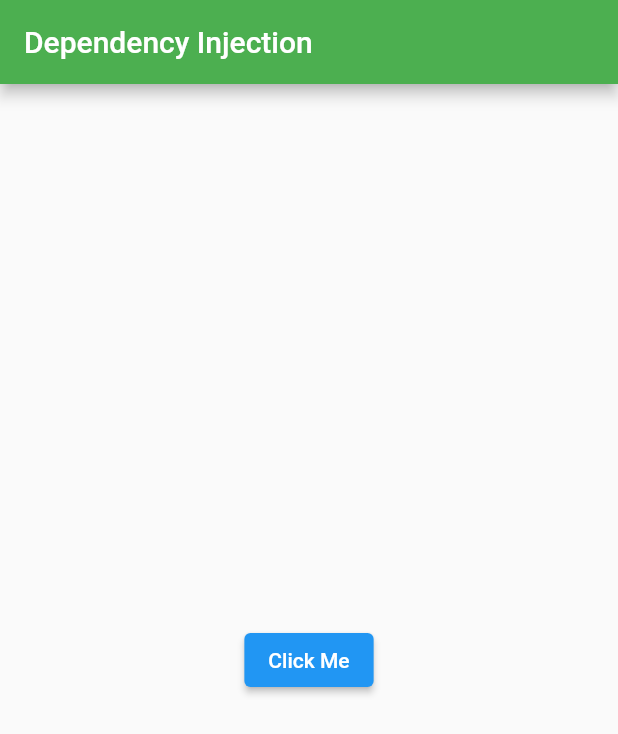
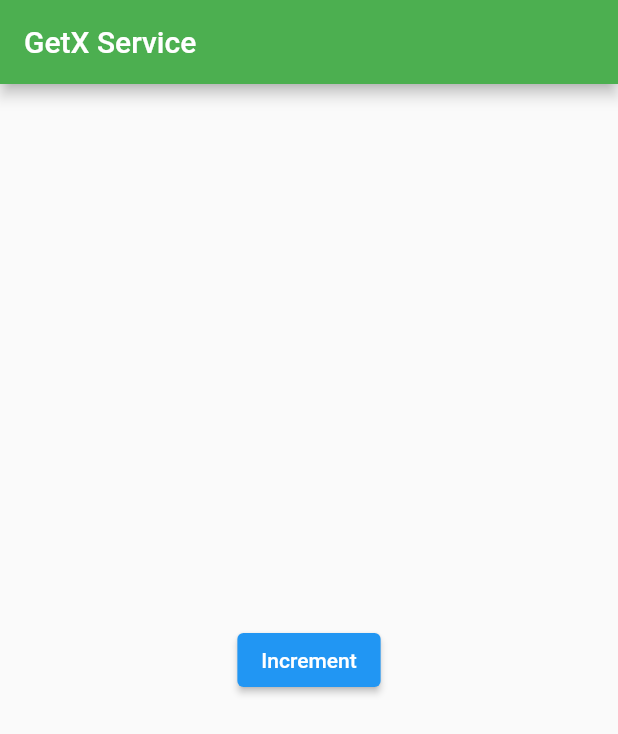
Before and after one commit to vigneshram2011/sheru, a Flutter app: the screen it shows after launch, on a phone screen of 412 x 824 dp. Shown: the top 734 px of the screen. Run offline on Flutter 3.47's test engine with Material 2 defaults, Android fonts, the phone set to English and light mode, and no system bars; our stand-ins replace get, shared_preferences.

Commit message:
after seventeenth video - working on console

```diff
--- a/lib/main.dart
+++ b/lib/main.dart
@@ -7,20 +7,28 @@
 import 'student.dart';
 import 'my_controller.dart';
 import 'messages.dart';
+import 'service.dart';
 
-void main() => runApp(MyApp());
+Future<void> main() async {
+  await initServices();
+  runApp(MyApp());
+}
 
-// ignore: must_be_immutable
+Future<void> initServices() async {
+  print('Starting Devices...');
+  await Get.putAsync<Service>(() async => await Service());
+  print('All Services Started...');
+}
+
 class MyApp extends StatelessWidget {
-  MyController myController = Get.put(MyController(), tag: 'instance1', permanent: true);
   @override
   Widget build(BuildContext context) {
     return GetMaterialApp(
-      title: 'Dependency Injection',
+      title: 'GetX Service',
       home: Scaffold(
         appBar: AppBar(
           title: Text(
-            'Dependency Injection',
+            'GetX Service',
           ),
           backgroundColor: Colors.green,
         ),
@@ -30,9 +38,9 @@
             crossAxisAlignment: CrossAxisAlignment.center,
             children: [
               ElevatedButton(
-                child: Text('Click Me'),
+                child: Text('Increment'),
                 onPressed: () {
-                  Get.find<MyController>().incrementCounter();
+                  Get.find<Service>().incrementCounter();
                 },
               )
             ],
--- a/lib/my_controller.dart
+++ /dev/null
@@ -1,11 +0,0 @@
-import 'package:get/get.dart';
-import 'package:shared_preferences/shared_preferences.dart';
-
-class MyController extends GetxController{
-  void incrementCounter() async {
-    SharedPreferences prefs = await SharedPreferences.getInstance();
-    int counter = (prefs.getInt('counter') ?? 0) + 1;
-    print('Pressed $counter times');
-    await prefs.setInt('counter', counter);
-  }
-}
--- /dev/null
+++ b/lib/service.dart
@@ -0,0 +1,11 @@
+import 'package:get/get.dart';
+import 'package:shared_preferences/shared_preferences.dart';
+
+class Service extends GetxService {
+  Future<void> incrementCounter() async {
+    SharedPreferences prefs = await SharedPreferences.getInstance();
+    int counter = (prefs.getInt('counter') ?? 0) + 1;
+    print('Pressed $counter times');
+    await prefs.setInt('counter', counter);
+  }
+}
```
